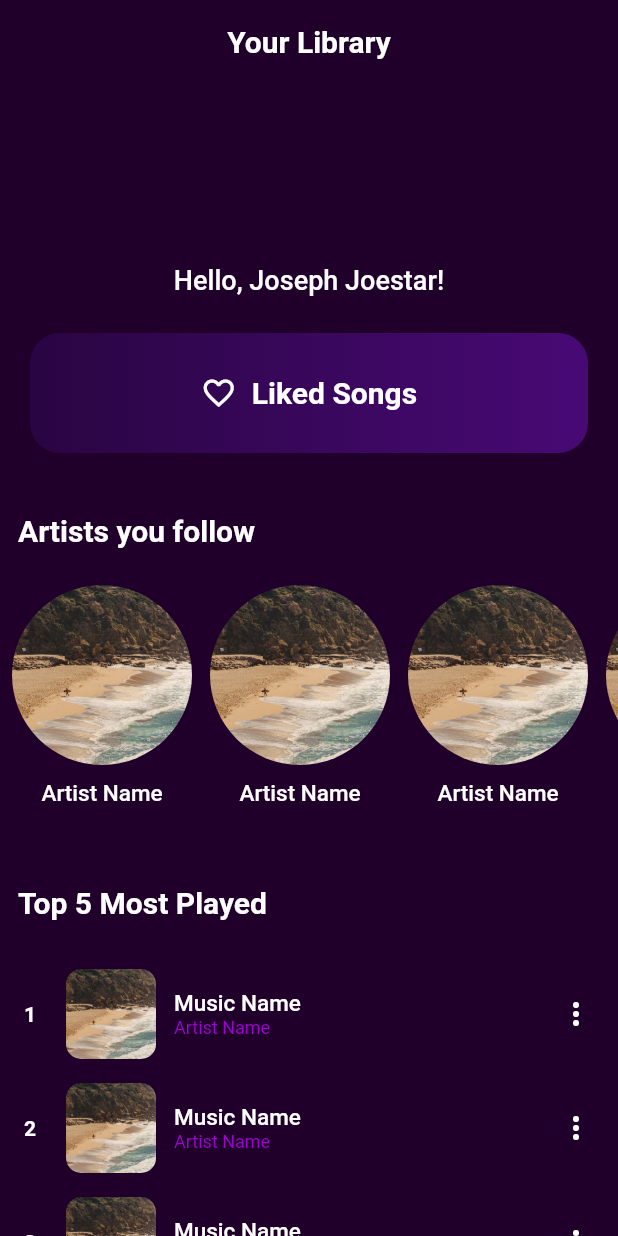
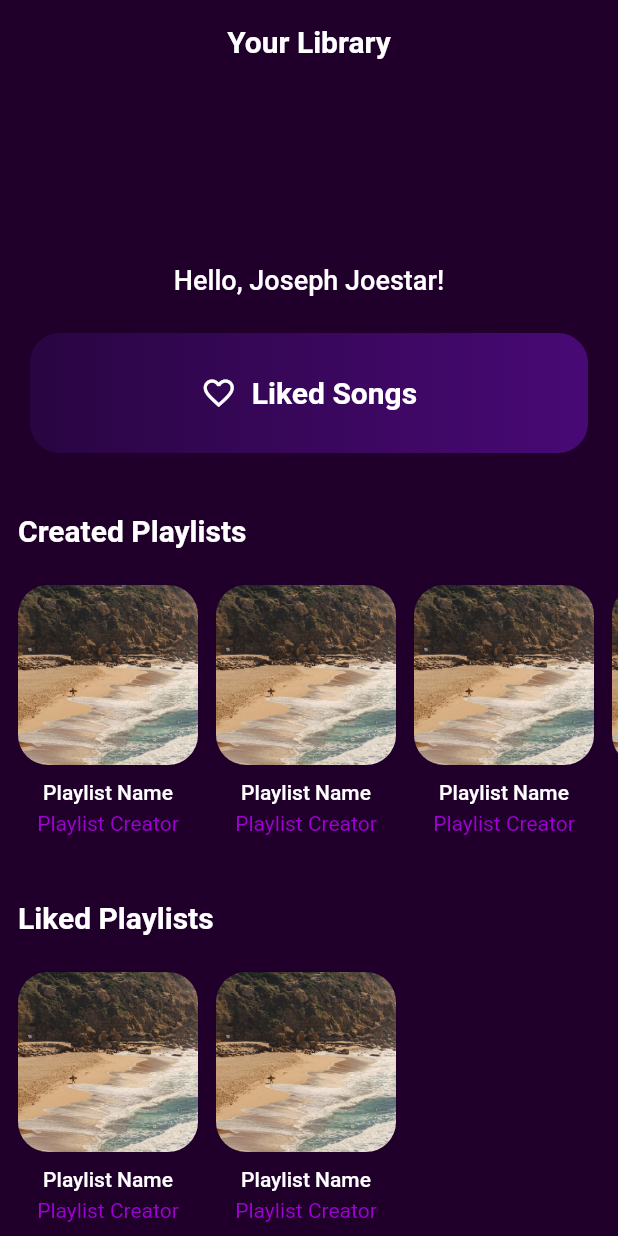
Before and after one commit to Mrityunjayyshukla/Tunesta, a Flutter app: the YourLibrary screen opened directly, on a phone screen of 412 x 824 dp. Run offline on Flutter 3.47's test engine with Material 2 defaults, Android fonts, the light colour scheme and no system bars; our stand-ins replace curved_labeled_navigation_bar, gap.

Commit message:
Minor Changes

```diff
--- a/lib/ToDoList.txt
+++ b/lib/ToDoList.txt
@@ -2,7 +2,6 @@ Creating Categories in Music, Artists and Albums/Playlists in Home screen
 Creating a pop up window when "More" Icon is pressed
 A Now Playing Section
 Changes in NotficationPage (Done)
-Manage Account Page
 Listening History (With a clear history button)
 Toggle Should stay how it has been set
 Fix Up search Items
--- a/lib/screens/account_page.dart
+++ b/lib/screens/account_page.dart
@@ -52,19 +52,6 @@ class AccountPage extends StatelessWidget {
                   fontSize: 15,
                 ),
               ),
-              const Gap(15),
-
-              // Manage your Account option
-              // Here, User can change account related settings
-              Container(
-                  padding: const EdgeInsets.all(12),
-                  decoration: BoxDecoration(
-                      borderRadius: BorderRadius.circular(20),
-                      border: Border.all(width: 2, color: Colors.white)),
-                  child: const Text(
-                    "Manage your account",
-                    style: TextStyle(fontWeight: FontWeight.w500),
-                  )),
               const Gap(50),
 
               // Settings for the App
--- a/lib/screens/your_library.dart
+++ b/lib/screens/your_library.dart
@@ -98,7 +98,6 @@ class YourLibrary extends StatelessWidget {
 
               // Created Playlists
               // Shows the Playlists created by the user
-
               isPlaylistMade
                   ? const Padding(
                       padding: EdgeInsets.symmetric(horizontal: 12.0),
@@ -110,16 +109,16 @@ class YourLibrary extends StatelessWidget {
                         ),
                       ),
                     )
-                  : const Gap(0),
-              isPlaylistMade ? const Gap(25) : const Gap(0),
+                  : const SizedBox.shrink(),
+              isPlaylistMade ? const Gap(25) : const SizedBox.shrink(),
               isPlaylistMade
                   ? const AlbumsCard(
                       albumImage: CustomImages.imageDefault,
                       playlistName: "Playlist Name",
                       playlistCreator: "Playlist Creator",
                       itemLength: 8)
-                  : const Gap(0),
-              isPlaylistMade ? const Gap(40) : const Gap(0),
+                  : const SizedBox.shrink(),
+              isPlaylistMade ? const Gap(40) : const SizedBox.shrink(),
 
               // Liked Albums
               // Shows the Albums user liked
@@ -134,21 +133,22 @@ class YourLibrary extends StatelessWidget {
                         ),
                       ),
                     )
-                  : const Gap(0),
-              isLikedPlaylist ? const Gap(25) : const Gap(0),
+                  : const SizedBox.shrink(),
+              isLikedPlaylist ? const Gap(25) : const SizedBox.shrink(),
               isLikedPlaylist
                   ? const AlbumsCard(
                       albumImage: CustomImages.imageDefault,
                       playlistName: "Playlist Name",
                       playlistCreator: "Playlist Creator",
                       itemLength: 2)
-                  : const Gap(0),
-              isLikedPlaylist ? const Gap(40) : const Gap(0),
+                  : const SizedBox.shrink(),
+              isLikedPlaylist ? const Gap(40) : const SizedBox.shrink(),
 
               // Artists you Follow
               // Shows the List of artists who are
               // followed by the user
-              const Padding(
+              isFollowingArtist
+                  ? const Padding(
                       padding: EdgeInsets.symmetric(horizontal: 12.0),
                       child: Text(
                         "Artists you follow",
@@ -157,13 +157,16 @@ class YourLibrary extends StatelessWidget {
                           fontWeight: FontWeight.bold,
                         ),
                       ),
-              ),
-              const Gap(25),
-              const ArtistsList(
+                    )
+                  : const SizedBox.shrink(),
+              isFollowingArtist ? const Gap(25) : const SizedBox.shrink(),
+              isFollowingArtist
+                  ? const ArtistsList(
                       artistImage: CustomImages.imageDefault,
                       artistName: "Artist Name",
-                  itemLength: 6),
-              const Gap(40),
+                      itemLength: 6)
+                  : const SizedBox.shrink(),
+              isFollowingArtist ? const Gap(40) : const SizedBox.shrink(),
 
               // Top 5 Most Played
               // The App will keep track of 5 most played music
--- a/lib/utils/variables.dart
+++ b/lib/utils/variables.dart
@@ -1,3 +1,3 @@
-bool isPlaylistMade = false;
-bool isLikedPlaylist = false;
+bool isPlaylistMade = true;
+bool isLikedPlaylist = true;
 bool isFollowingArtist = false;
```
Also changed, not shown: 3 other files. Lines whose indentation alone changed are shown as unchanged.
